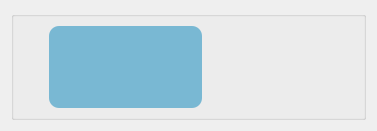
This is src/resources/interface/Receptor.ui in Yosoyepa/MyUnApp as Qt 5 draws it before an edit. The edited form follows.
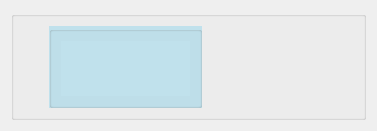
This is the edited form. Icons and pictures are not drawn.

What changed in the file:
```diff
--- a/src/resources/interface/Receptor.ui
+++ b/src/resources/interface/Receptor.ui
@@ -70,9 +70,7 @@
            </sizepolicy>
           </property>
           <property name="styleSheet">
-           <string notr="true">background-color: rgb(121, 184, 211);
-border-radius: 10px
-</string>
+           <string notr="true">background-color: rgb(192, 225, 236);</string>
           </property>
           <property name="title">
            <string/>
```
